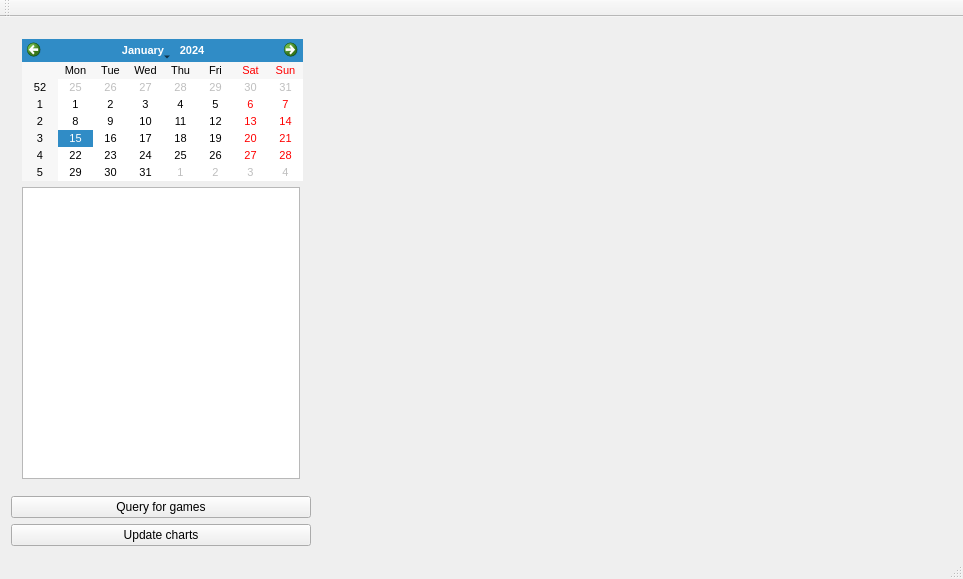
First picture: the form in mainwindow.ui, repository theIDinside/HockeyStatsViewer, before the edit.
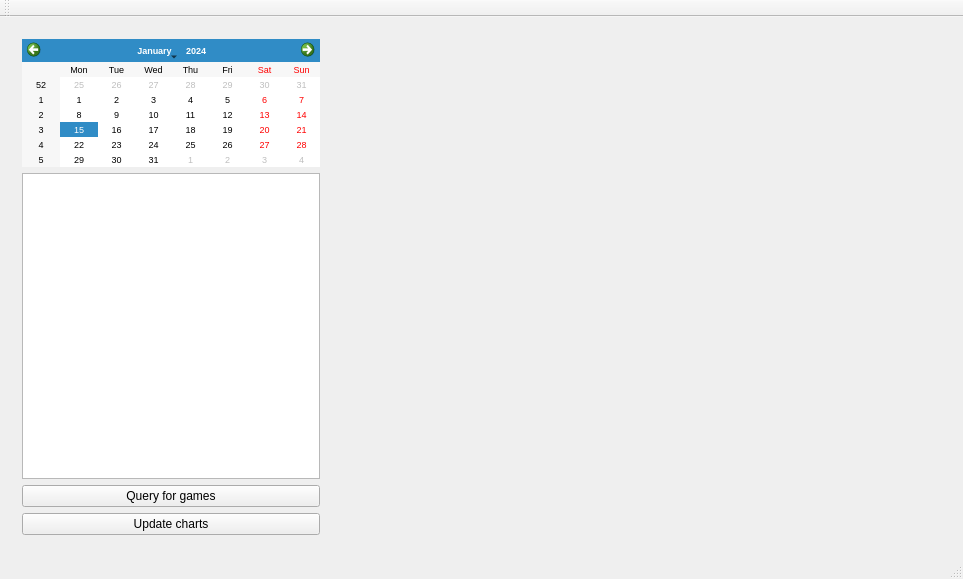
Second picture: the form after the edit.

Commit message: Fixed an incredibly devious bug. Forgot to clear the vector holding the shots for the game, in the assignment operator of GameModel. This created the most weird bug, that only *sometimes* increased the content of the vector to reach over 100 shots per game. One wonders; why did not all GameModel objects show this kind of behavior? Seeing as how all are used with std::vector, and std::vector does a bunch of stuff with default construction and assignment. Very strange indeed. If it wasn't for my big brain, I would have never really found this bug.

Patch:
```diff
--- a/mainwindow.ui
+++ b/mainwindow.ui
@@ -15,25 +15,11 @@
   </property>
   <widget class="QWidget" name="centralWidget">
    <layout class="QGridLayout" name="gridLayout">
-    <item row="2" column="0">
-     <widget class="QPushButton" name="mUpdateCharts">
-      <property name="text">
-       <string>Update charts</string>
-      </property>
-     </widget>
-    </item>
-    <item row="1" column="0">
-     <widget class="QPushButton" name="mLoadGamesToday">
-      <property name="text">
-       <string>Query for games</string>
-      </property>
-     </widget>
-    </item>
     <item row="0" column="0">
      <widget class="QFrame" name="mListFrame">
       <property name="maximumSize">
        <size>
-        <width>300</width>
+        <width>320</width>
         <height>16777215</height>
        </size>
       </property>
@@ -55,15 +41,9 @@
            <verstretch>0</verstretch>
           </sizepolicy>
          </property>
-         <property name="minimumSize">
-          <size>
-           <width>281</width>
-           <height>131</height>
-          </size>
-         </property>
          <property name="font">
           <font>
-           <pointsize>8</pointsize>
+           <pointsize>7</pointsize>
           </font>
          </property>
         </widget>
@@ -90,6 +70,20 @@
          </property>
         </widget>
        </item>
+       <item>
+        <widget class="QPushButton" name="mLoadGamesToday">
+         <property name="text">
+          <string>Query for games</string>
+         </property>
+        </widget>
+       </item>
+       <item>
+        <widget class="QPushButton" name="mUpdateCharts">
+         <property name="text">
+          <string>Update charts</string>
+         </property>
+        </widget>
+       </item>
       </layout>
      </widget>
     </item>
```
Left out of the diff: 2 changed lines with no effect on the pictures. The commit also changes 20 other files.
